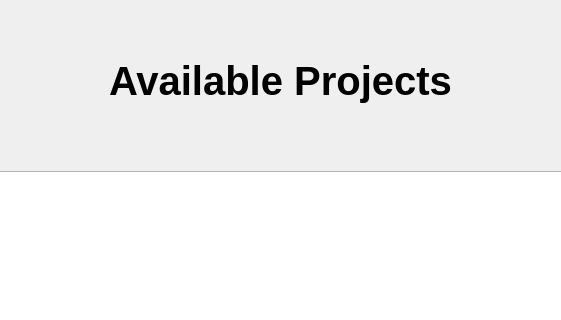
First picture: the form in all_Combined/studentprojectspage.ui, repository aboodmufti/cupid, before the edit; both pictures show x 120 to 681 and y 0 to 320 of the 860 by 600 pixel window.
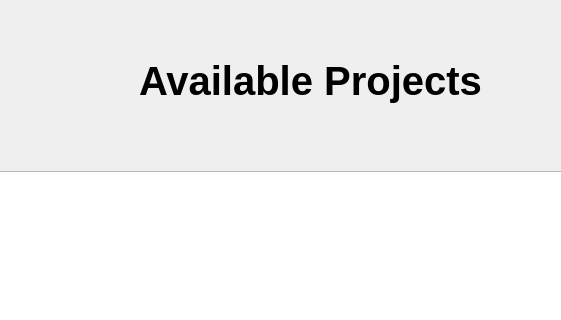
Second picture: the form after the edit.

What changed in the file:
```diff
--- a/all_Combined/studentprojectspage.ui
+++ b/all_Combined/studentprojectspage.ui
@@ -36,9 +36,9 @@
   <widget class="QWidget" name="verticalLayoutWidget_3">
    <property name="geometry">
     <rect>
-     <x>200</x>
+     <x>10</x>
      <y>10</y>
-     <width>401</width>
+     <width>841</width>
      <height>141</height>
     </rect>
    </property>
```
